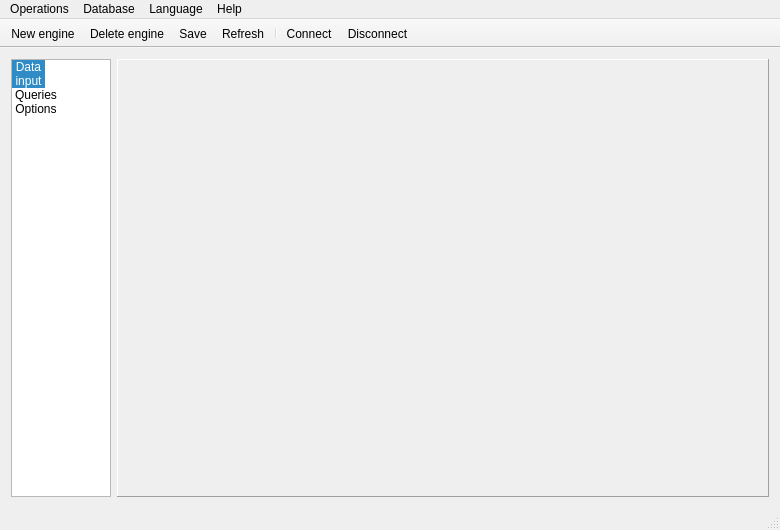
First picture: the form in gtes_starts/main_window.ui, repository olgerd27/gtes_starts, before the edit.
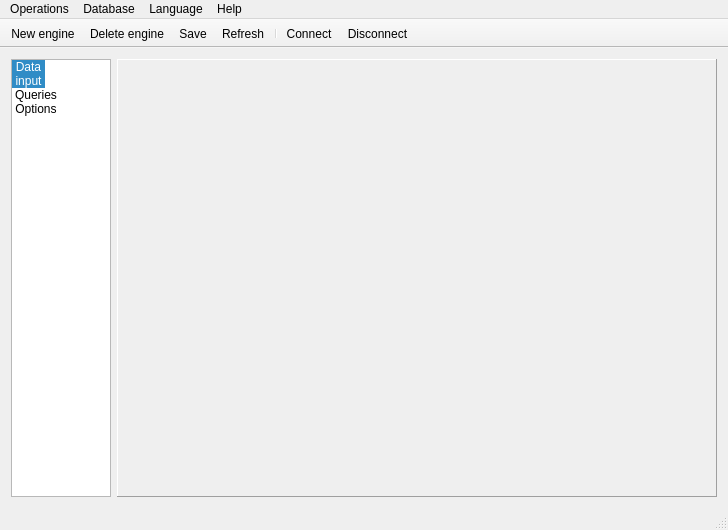
Second picture: the form after the edit. Icons and pictures are not drawn. Custom widgets are drawn as their Qt base class.

What changed in the file:
```diff
--- a/gtes_starts/main_window.ui
+++ b/gtes_starts/main_window.ui
@@ -6,7 +6,7 @@
    <rect>
     <x>0</x>
     <y>0</y>
-    <width>780</width>
+    <width>706</width>
     <height>530</height>
    </rect>
   </property>
@@ -142,8 +142,8 @@
     <rect>
      <x>0</x>
      <y>0</y>
-     <width>780</width>
-     <height>25</height>
+     <width>706</width>
+     <height>20</height>
     </rect>
    </property>
    <widget class="QMenu" name="m_menuHelp">
```
Left out of the diff: 3 changed lines with no effect on the pictures.
